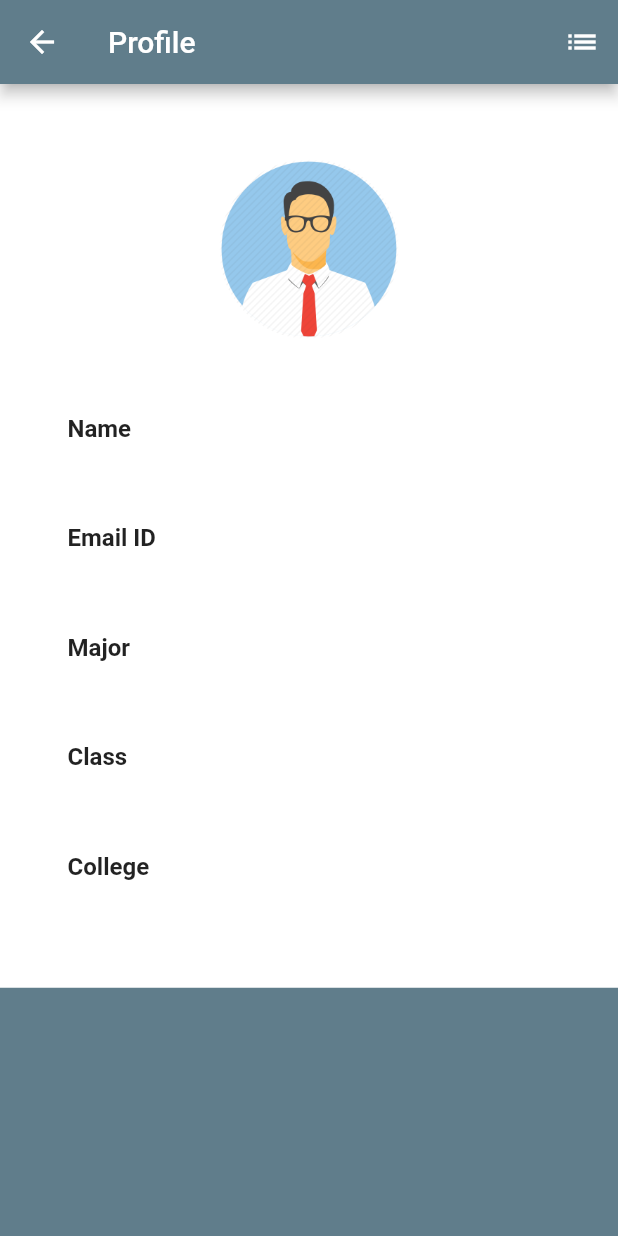
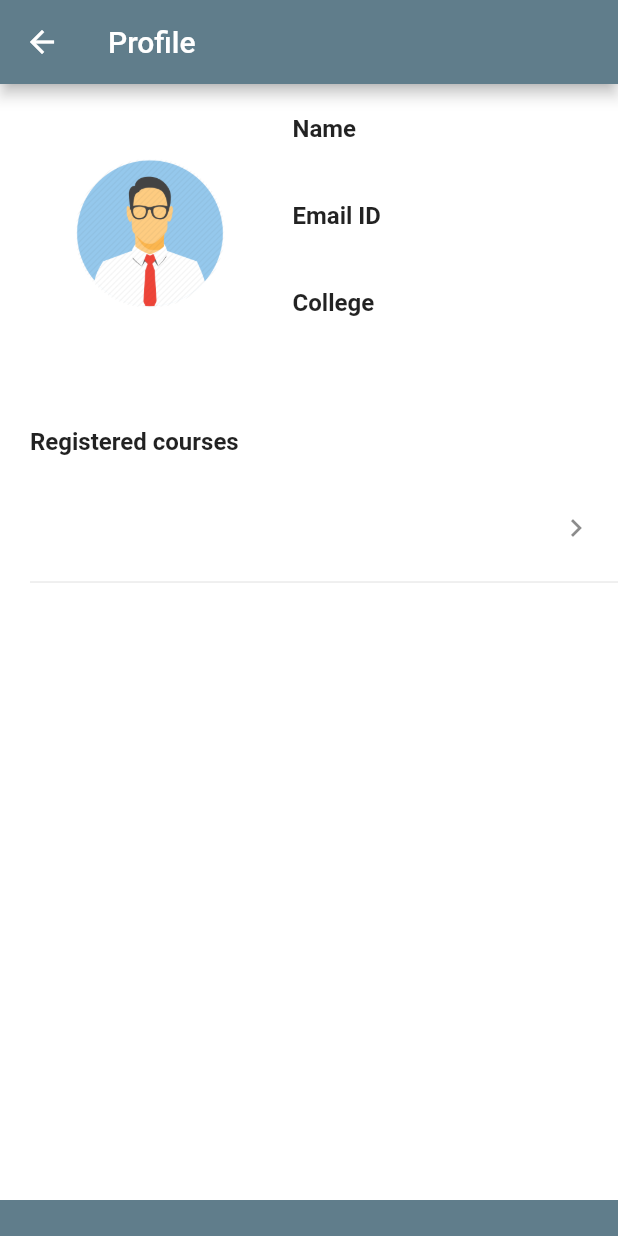
Before and after one commit to Andrew-Gan/techpoint-sos, a Flutter app: the ProfilePage screen opened directly with empty values, on a phone screen of 412 x 824 dp. Run offline on Flutter 3.47's test engine with Material 2 defaults, Android fonts, the phone set to English and light mode, and no system bars; our stand-ins replace sqflite; accounts and stored records are empty.

Commit message:
merge profile with regCourse and cleaned up CreateDB.dart

```diff
--- a/learning_app/lib/Screens/LoginPage.dart
+++ b/learning_app/lib/Screens/LoginPage.dart
@@ -233,28 +233,3 @@ class _LoginPageState extends State<LoginPage> {
     super.dispose();
   }
 }
-
-class AccountInfo {
-  final String name;
-  final String email;
-  final String major;
-  final String year;
-  final String college;
-  final String password;
-  final String regCourse;
-
-  AccountInfo({this.name, this.email, this.major,this.year, this.college,
-    this.password, this.regCourse,});
-
-  Map<String, dynamic> toMap() {
-    return {
-      'name': name,
-      'email': email,
-      'major': major,
-      'year': year,
-      'college': college,
-      'password': password,
-      'regCourse': regCourse,
-    };
-  }
-}
--- a/learning_app/lib/Screens/ProfilePage.dart
+++ b/learning_app/lib/Screens/ProfilePage.dart
@@ -1,7 +1,7 @@
 import 'package:flutter/material.dart';
 import 'package:flutter/cupertino.dart';
-import 'package:learningApp/Screens/RegCoursePage.dart';
-import 'LoginPage.dart';
+import 'CourseDetailsPage.dart';
+import '../CreateDB.dart';
 
 class ProfilePage extends StatefulWidget {
   final AccountInfo userinfo;
@@ -13,9 +13,12 @@ class ProfilePage extends StatefulWidget {
 
 class _ProfilePageState extends State<ProfilePage> {
   final AccountInfo userinfo;
+  List<String> regCourses;
   final FocusNode myFocusNode = FocusNode();
 
-  _ProfilePageState(this.userinfo);
+  _ProfilePageState(this.userinfo) {
+    regCourses = this.userinfo.regCourse.split(',');
+  }
 
   @override
   void initState() => super.initState();
@@ -26,17 +29,6 @@ class _ProfilePageState extends State<ProfilePage> {
       appBar: AppBar(
         backgroundColor: Colors.blueGrey,
         title: Text('Profile'),
-        actions: [
-          IconButton(
-            icon: Icon(Icons.list),
-            onPressed: () => Navigator.of(context).push(
-              MaterialPageRoute(
-                builder: (context) =>
-                RegCoursePage(userinfo.regCourse.split(',')),
-              ),
-            ),
-          ),
-        ],
       ),
       body: Container(
         color: Colors.blueGrey,
@@ -45,46 +37,34 @@ class _ProfilePageState extends State<ProfilePage> {
             Column(
               children: <Widget>[
                 Container(
-                height: 220.0,
+                  height: MediaQuery.of(context).size.height - 80,
                   color: Colors.white,
                   child: Column(
                     children: <Widget>[
                       Padding(
-                      padding: EdgeInsets.only(top: 50.0),
-                      child: Stack(fit: StackFit.loose, children: <Widget>[
-                        Row(
-                          crossAxisAlignment: CrossAxisAlignment.center,
-                          mainAxisAlignment: MainAxisAlignment.center,
+                        padding: EdgeInsets.only(top: 20.0, left: 50.0),
+                        child: Row(
                           children: <Widget>[
                             Container(
-                                width: 120.0,
-                                height: 120.0,
+                              width: 100.0,
+                              height: 100.0,
                               decoration: BoxDecoration(
                                 shape: BoxShape.circle,
                                 image: DecorationImage(
-                                    image: ExactAssetImage(
-                                        'assets/images/as.png'),
-                                    fit: BoxFit.cover,
+                                  image: ExactAssetImage('assets/images/as.png'),
                                 ),
-                                )),
-                          ],
-                        ),
-                      ]),
                               )
-                  ],
-                ),
                             ),
                             Container(
                               color: Color(0xffFFFFFF),
-                child: Padding(
-                  padding: EdgeInsets.only(bottom: 42.5),
                               child: Column(
                                 crossAxisAlignment: CrossAxisAlignment.start,
-                    mainAxisAlignment: MainAxisAlignment.start,
                                 children: <Widget>[
                                   Padding(
                                     padding: EdgeInsets.only(
-                            left: 45.0, right: 25.0, top: 0.0),
+                                      left: 45.0,
+                                      right: 25.0,
+                                    ),
                                     child: Row(
                                       mainAxisSize: MainAxisSize.max,
                                       children: <Widget>[
@@ -96,15 +76,20 @@ class _ProfilePageState extends State<ProfilePage> {
                                               'Name',
                                               style: TextStyle(
                                                 fontSize: 16.0,
-                                        fontWeight: FontWeight.bold),
+                                                fontWeight: FontWeight.bold
+                                              ),
                                             ),
                                           ],
                                         ),
                                       ],
-                          )),
+                                    )
+                                  ),
                                   Padding(
                                     padding: EdgeInsets.only(
-                              left: 45.0, right: 25.0, top: 10.0),
+                                      left: 45.0,
+                                      right: 25.0,
+                                      top: 5.0
+                                    ),
                                     child: Row(
                                       mainAxisSize: MainAxisSize.max,
                                       children: <Widget>[
@@ -114,16 +99,19 @@ class _ProfilePageState extends State<ProfilePage> {
                                           children: <Widget>[
                                             Text(
                                               userinfo.name,
-                                    style: TextStyle(
-                                        fontSize: 16.0,),
+                                              style: TextStyle(fontSize: 16.0,),
                                             ),
                                           ],
                                         ),
                                       ],
-                          )),
+                                    )
+                                  ),
                                   Padding(
                                     padding: EdgeInsets.only(
-                              left: 45.0, right: 25.0, top: 25.0),
+                                      left: 45.0,
+                                      right: 25.0,
+                                      top: 15.0
+                                    ),
                                     child: Row(
                                       mainAxisSize: MainAxisSize.max,
                                       children: <Widget>[
@@ -135,15 +123,20 @@ class _ProfilePageState extends State<ProfilePage> {
                                               'Email ID',
                                               style: TextStyle(
                                                 fontSize: 16.0,
-                                        fontWeight: FontWeight.bold),
+                                                fontWeight: FontWeight.bold
+                                              ),
                                             ),
                                           ],
                                         ),
                                       ],
-                          )),
+                                    )
+                                  ),
                                   Padding(
                                     padding: EdgeInsets.only(
-                              left: 45.0, right: 25.0, top: 10.0),
+                                      left: 45.0,
+                                      right: 25.0,
+                                      top: 5.0
+                                    ),
                                     child: Row(
                                       mainAxisSize: MainAxisSize.max,
                                       children: <Widget>[
@@ -158,86 +151,14 @@ class _ProfilePageState extends State<ProfilePage> {
                                           ],
                                         ),
                                       ],
-                          )),
+                                    )
+                                  ),
                                   Padding(
                                     padding: EdgeInsets.only(
-                              left: 45.0, right: 25.0, top: 25.0),
-                          child: Row(
-                            mainAxisSize: MainAxisSize.max,
-                            children: <Widget>[
-                              Column(
-                                mainAxisAlignment: MainAxisAlignment.start,
-                                mainAxisSize: MainAxisSize.min,
-                                children: <Widget>[
-                                  Text(
-                                    'Major',
-                                    style: TextStyle(
-                                        fontSize: 16.0,
-                                        fontWeight: FontWeight.bold),
+                                      left: 45.0,
+                                      right: 25.0,
+                                      top: 15.0
                                     ),
-                                ],
-                              ),
-                            ],
-                          )),
-                      Padding(
-                          padding: EdgeInsets.only(
-                              left: 45.0, right: 25.0, top: 10.0),
-                          child: Row(
-                            mainAxisSize: MainAxisSize.max,
-                            children: <Widget>[
-                              Column(
-                                mainAxisAlignment: MainAxisAlignment.start,
-                                mainAxisSize: MainAxisSize.min,
-                                children: <Widget>[
-                                  Text(
-                                    userinfo.major,
-                                    style: TextStyle(fontSize: 16.0,),
-                                  ),
-                                ],
-                              ),
-                            ],
-                          )),
-                      Padding(
-                          padding: EdgeInsets.only(
-                              left: 45.0, right: 25.0, top: 25.0),
-                          child: Row(
-                            mainAxisSize: MainAxisSize.max,
-                            children: <Widget>[
-                              Column(
-                                mainAxisAlignment: MainAxisAlignment.start,
-                                mainAxisSize: MainAxisSize.min,
-                                children: <Widget>[
-                                  Text(
-                                    'Class',
-                                    style: TextStyle(
-                                        fontSize: 16.0,
-                                        fontWeight: FontWeight.bold),
-                                  ),
-                                ],
-                              ),
-                            ],
-                          )),
-                      Padding(
-                          padding: EdgeInsets.only(
-                              left: 45.0, right: 25.0, top: 10.0),
-                          child: Row(
-                            mainAxisSize: MainAxisSize.max,
-                            children: <Widget>[
-                              Column(
-                                mainAxisAlignment: MainAxisAlignment.start,
-                                mainAxisSize: MainAxisSize.min,
-                                children: <Widget>[
-                                  Text(
-                                    userinfo.year,
-                                    style: TextStyle(fontSize: 16.0,),
-                                  ),
-                                ],
-                              ),
-                            ],
-                          )),
-                      Padding(
-                          padding: EdgeInsets.only(
-                              left: 45.0, right: 25.0, top: 25.0),
                                     child: Row(
                                       mainAxisSize: MainAxisSize.max,
                                       children: <Widget>[
@@ -249,15 +170,20 @@ class _ProfilePageState extends State<ProfilePage> {
                                               'College',
                                               style: TextStyle(
                                                 fontSize: 16.0,
-                                        fontWeight: FontWeight.bold),
+                                                fontWeight: FontWeight.bold,
+                                              ),
                                             ),
                                           ],
                                         ),
                                       ],
-                          )),
+                                    )
+                                  ),
                                   Padding(
                                     padding: EdgeInsets.only(
-                              left: 45.0, right: 25.0, top: 10.0),
+                                      left: 45.0,
+                                      right: 25.0,
+                                      top: 5.0
+                                    ),
                                     child: Row(
                                       mainAxisSize: MainAxisSize.max,
                                       children: <Widget>[
@@ -272,16 +198,65 @@ class _ProfilePageState extends State<ProfilePage> {
                                           ],
                                         ),
                                       ],
-                          )),
+                                    )
+                                  ),
                                 ],
-                  ),
                               ),
                             )
                           ],
                         ),
+                      ),
+                      Column(
+                        crossAxisAlignment: CrossAxisAlignment.start,
+                        children: <Widget>[
+                          Padding(
+                            padding: EdgeInsets.only(left: 20.0, top: 50.0),
+                            child: Text(
+                              'Registered courses',
+                              style: TextStyle(
+                                fontSize: 16.0,
+                                fontWeight: FontWeight.bold,
+                              ),
+                            ),
+                          ),
+                          Container(
+                            padding: EdgeInsets.only(left: 20.0, top: 20.0),
+                            height: 200.0,
+                            child: ListView.builder(
+                              padding: EdgeInsets.all(0.0),
+                              itemBuilder: (context, i) {
+                                final index = i ~/ 2;
+                                if (index >= regCourses.length) return null;
+                                if (i.isOdd) return Divider();
+                                return _buildRow(context, index);
+                              }
+                            ),
+                          ),
                         ],
                       ),
-    ));
+                    ],
+                  ),
+                ),
+              ],
+            ),
+          ],
+        ),
+      )
+    );
+  }
+
+  Widget _buildRow(BuildContext context, int index) {
+    return ListTile(
+      title: Text(
+        regCourses[index],
+      ),
+      trailing: Icon(Icons.chevron_right),
+      onTap: () {
+        Navigator.of(context).push(MaterialPageRoute(
+          builder: (context) => CourseDetailsPage(regCourses[index]),
+        ),);
+      },
+    );
   }
 
   @override
--- a/learning_app/lib/Screens/SplashScreen.dart
+++ b/learning_app/lib/Screens/SplashScreen.dart
@@ -1,5 +1,4 @@
 import 'dart:async';
-
 import '../Constant/Constant.dart';
 import 'package:flutter/cupertino.dart';
 import 'package:flutter/material.dart';
--- a/learning_app/pubspec.yaml
+++ b/learning_app/pubspec.yaml
@@ -37,6 +37,7 @@ flutter:
     - assets/images/powered_by.png
     - assets/images/as.png
     - assets/images/login.png
+    - assets/images/circuit.jpeg
 
   # An image asset can refer to one or more resolution-specific "variants", see
   # https://flutter.io/assets-and-images/#resolution-aware.
```
Also changed, not shown: learning_app/lib/CreateDB.dart (+72 -14 lines), learning_app/lib/Screens/CourseDetailsPage.dart (+7 -32 lines), learning_app/lib/Screens/RegCoursePage.dart (deleted, +0 -50 lines), learning_app/assets/images/circuit.jpeg, 1 other file. Lines whose indentation alone changed are shown as unchanged.
